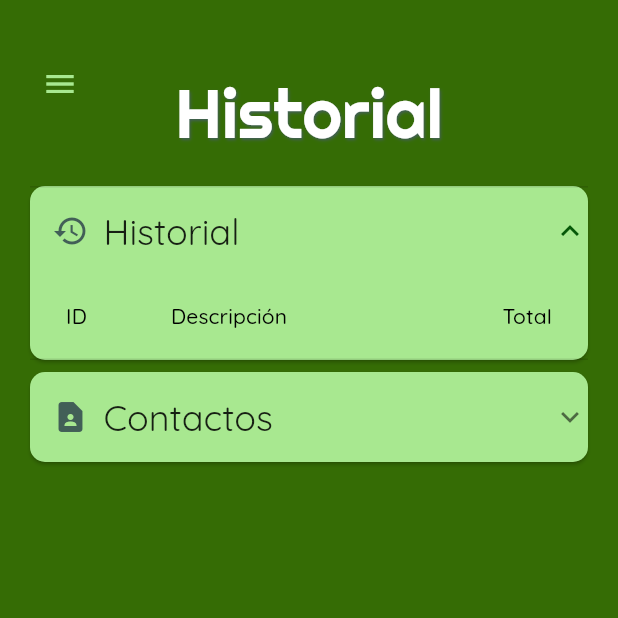
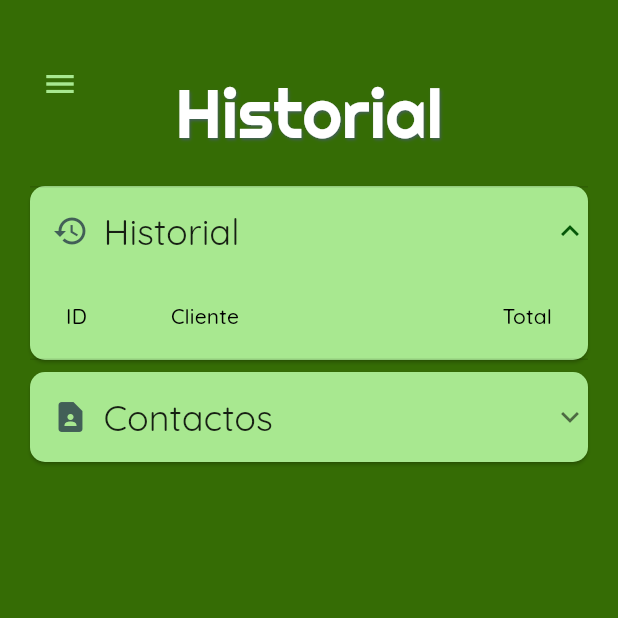
Before and after one commit to valeferreiraan/ProyectoFinal, a Flutter app: the HistorialPage screen opened directly, after a tap on "Historial", on a phone screen of 412 x 824 dp, the top half of it. Run offline on Flutter 3.47's test engine with Material 2 defaults, Android fonts, the light colour scheme and no system bars; our stand-ins replace badges, email_validator, firebase_core, firebase_database, flex_color_scheme, get and 3 more; missing offline and left inert: dart:html, dart:js; accounts and stored records are empty.

Commit message:
Historial con db

```diff
--- a/lib/ui/database/database.dart
+++ b/lib/ui/database/database.dart
@@ -55,22 +55,16 @@ class Cotizacion {
 class CotiData {
   String? vendedor;
   String? cliente;
-  late Map<Producto, int> productos;
+  late Map<String, dynamic> productos;
   double precioTotal = 0;
 
-  CotiData(this.vendedor, this.cliente, this.productos, double precio);
+  CotiData(this.vendedor, this.cliente, this.productos, this.precioTotal);
 
   CotiData.fromJson(Map<dynamic, dynamic> json) {
     vendedor = json["vendedor"];
     cliente = json["cliente"];
     productos = json["productos"];
     precioTotal = json["precioTotal"];
-  }
-
-  CotiData.calcPrecioTotal() {
-    for (Producto prod in productos.keys) {
-      precioTotal += prod.prodData!.precio! * productos[prod]!;
-    }
   }
 }
 
--- a/lib/ui/pages/Cart_Catalogue/showItem.dart
+++ b/lib/ui/pages/Cart_Catalogue/showItem.dart
@@ -1,7 +1,6 @@
 import 'package:flutter/material.dart';
 import 'dart:js';
 import 'package:flex_color_scheme/flex_color_scheme.dart';
-import 'package:flutter/material.dart';
 import 'package:get/get.dart';
 import 'package:greenplastic_app/constants.dart';
 import 'package:greenplastic_app/ui/controllers/Cart_controller.dart';
--- a/lib/ui/pages/historial.dart
+++ b/lib/ui/pages/historial.dart
@@ -166,7 +166,7 @@ class _HistorialPageState extends State<HistorialPage> {
                                   DataTable(
                                     sortAscending: true,
                                     sortColumnIndex: 1,
-                                    dataRowHeight: 40,
+                                    dataRowHeight: 200,
                                     showBottomBorder: false,
                                     columns: [
                                       DataColumn(
@@ -174,7 +174,7 @@ class _HistorialPageState extends State<HistorialPage> {
                                             'ID',
                                           ),
                                           numeric: true),
-                                      DataColumn(label: Text('Descripción')),
+                                      DataColumn(label: Text('Cliente')),
                                       DataColumn(
                                           label: Text('Total'), numeric: true),
                                     ],
@@ -184,14 +184,82 @@ class _HistorialPageState extends State<HistorialPage> {
                                           i++)
                                         DataRow(
                                           cells: [
+                                            DataCell(Text('$i')),
                                             DataCell(
-                                              Text('$i',
+                                              Card(
+                                                color: Color3,
+                                                shape: RoundedRectangleBorder(
+                                                  borderRadius: BorderRadius.circular(10),
+                                                ),
+                                                child: ExpansionTile(
+                                                  tilePadding: EdgeInsets.all(0),
+                                                  title: Container(
+                                                    padding: const EdgeInsets.symmetric(
+                                                        vertical: 10, horizontal: 15),
+                                                    child: Row(
+                                                      children: [
+                                                        Icon(Icons.history, color: Color1),
+                                                        SizedBox(width: 10),
+                                                        Expanded(
+                                                          child: Text(
+                                                            '${dbController.cotizaciones[i].cotiData!.cliente}',
+                                                            style: Theme.of(context)
+                                                                .textTheme
+                                                                .bodyMedium,
+                                                          ),
+                                                        ),
+                                                      ],
+                                                    ),
+                                                  ),
+                                                children:[
+                                                  DataTable(
+                                                    sortAscending: true,
+                                                    sortColumnIndex: 1,
+                                                    dataRowHeight: 70,
+                                                    showBottomBorder: false,
+                                                    columns: [
+                                                      DataColumn(
+                                                          label: Text(
+                                                            'ID',
+                                                          ),
+                                                          numeric: true),
+                                                      DataColumn(label: Text('Producto')),
+                                                      DataColumn(
+                                                          label: Text('Cantidad'), numeric: true),
+                                                      DataColumn(
+                                                          label: Text('Precio unitario'), numeric: true),
+                                                    ],
+                                                    rows: [
+                                                      for (int j = 0;
+                                                          j < dbController.cotizaciones[i].cotiData!.productos.length;
+                                                          j++)
+                                                          DataRow(
+                                                            cells: [
+                                                              DataCell(
+                                                                Text('$j',
                                                                     textAlign: TextAlign.right),
                                                               ),
                                                               DataCell(
                                                                 Text(
                                                                     '${dbController.cotizaciones[i].cotiData!.productos} ',
                                                                     textAlign: TextAlign.right),
+                                                              ),
+                                                              DataCell(
+                                                                Text(
+                                                                    '${dbController.cotizaciones[i].cotiData!.productos[j]} ',
+                                                                    textAlign: TextAlign.right),
+                                                              ),
+                                                              DataCell(
+                                                                Text(
+                                                                    '${dbController.cotizaciones[i].cotiData!.productos[j]} ',
+                                                                    textAlign: TextAlign.right),
+                                                              ),
+                                                            ],
+                                                          ),
+                                                    ],
+                                                  ),]
+                                                ),
+                                              ),
                                             ),
                                             DataCell(
                                               Text(
--- a/lib/ui/pages/menuPage.dart
+++ b/lib/ui/pages/menuPage.dart
@@ -31,6 +31,9 @@ class _menuPageState extends State<MenuPage> {
     }
     if (dbController.clientes.isEmpty) {
       dbController.getClients();
+    }
+    if (dbController.cotizaciones.isEmpty) {
+      dbController.getCotis();
     }
   }
 
--- a/lib/ui/pages/prueba_database.dart
+++ b/lib/ui/pages/prueba_database.dart
@@ -4,7 +4,6 @@ import '../controllers/database_controller.dart';
 import 'package:flutter/material.dart';
 import 'package:get/get.dart';
 
-import '../database/database.dart';
 
 class PruebaDatabase extends StatefulWidget {
   const PruebaDatabase({Key? key}) : super(key: key);
@@ -96,13 +95,14 @@ class _PruebaDatabaseState extends State<PruebaDatabase> {
                       onPressed: () {
                         var vendedor = _edtvendedorController.text.toString();
                         var cliente = _edtclienteController.text.toString();
-                        var producto = {databaseController.productos[0]: 1};
+                        var producto = {databaseController.productos[0].key.toString(): 1, databaseController.productos[1].key.toString() : 2};
+                        print(producto);
 
                         var precio =
                             double.parse(_edtPriceController.text.toString());
 
                         var data = CotiData(vendedor, cliente,
-                            producto as Map<Producto, int>, precio);
+                            producto as Map<String, dynamic>, precio);
 
                         if (updateProduct) {
                           setState(() {
@@ -127,7 +127,7 @@ class _PruebaDatabaseState extends State<PruebaDatabase> {
       onTap: () {
         _edtvendedorController.text = cotizacion.cotiData!.vendedor as String;
         _edtPriceController.text = cotizacion.cotiData!.precioTotal.toString();
-        _edtproductoController.text = cotizacion.cotiData!.productos as String;
+        //_edtproductoController.text = cotizacion.cotiData!.productos as Map<String,dynamic>;
         _edtclienteController.text = cotizacion.cotiData!.cliente as String;
         updateProduct = true;
         studentDialog(key: cotizacion.key);
@@ -148,7 +148,7 @@ class _PruebaDatabaseState extends State<PruebaDatabase> {
               children: [
                 Text(cotizacion.cotiData!.vendedor as String),
                 Text(cotizacion.cotiData!.precioTotal.toString()),
-                Text(cotizacion.cotiData!.productos as String),
+                //Text(cotizacion.cotiData!.productos as String),
                 Text(cotizacion.cotiData!.cliente as String),
               ],
             ),
```
Lines whose indentation alone changed are shown as unchanged.
